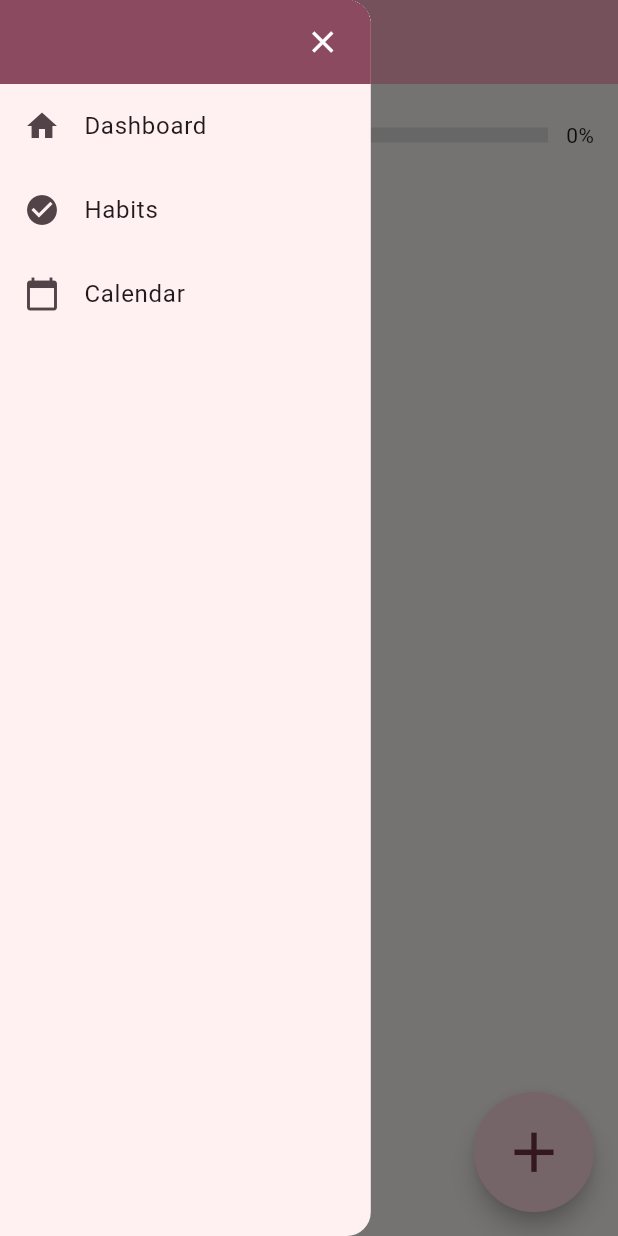
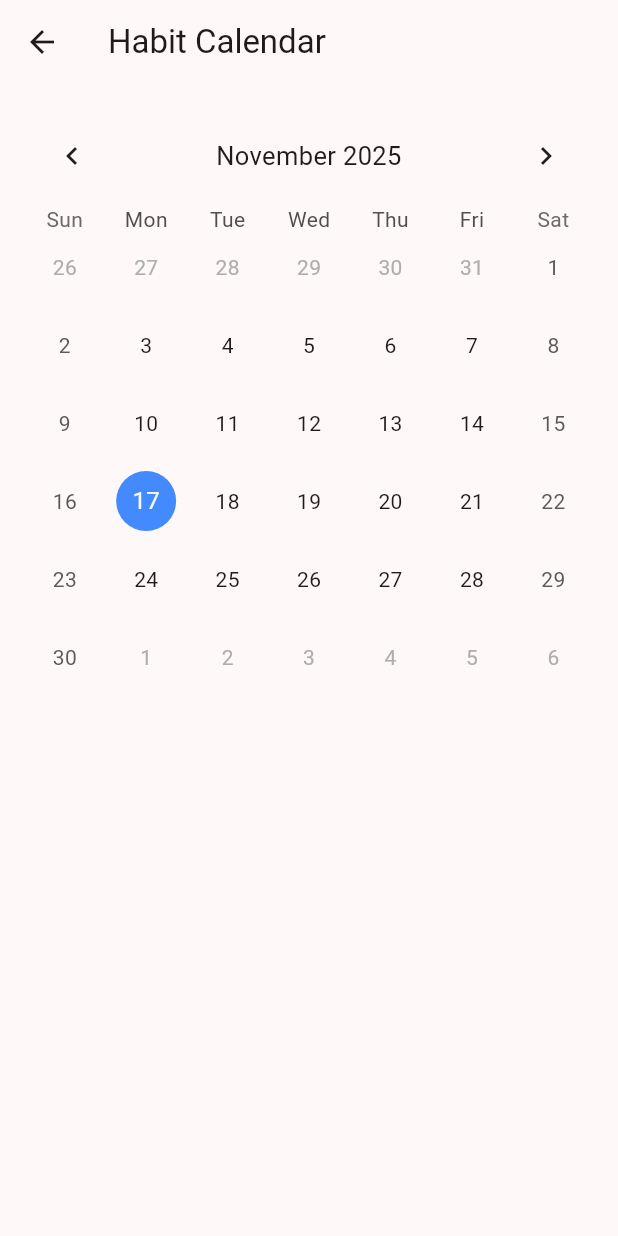
Before and after one commit to wwu-cs450/Habit-Task-Tracker, a Flutter app: the screen it shows after launch, in the side drawer, after a tap on "Calendar", on a phone screen of 412 x 824 dp. Run offline on Flutter 3.47's test engine with Material 3 defaults, Android fonts, the phone set to English and light mode, and no system bars; drawn by our look-alikes of table_calendar; missing offline and left inert: localstore.

Commit message:
added calendar interface

```diff
--- /dev/null
+++ b/habit_task_tracker/lib/calendar.dart
@@ -0,0 +1,115 @@
+import 'package:flutter/material.dart';
+import 'package:table_calendar/table_calendar.dart';
+import 'habit.dart';
+
+class CalendarPage extends StatefulWidget {
+  final List<Habit> habits;
+  const CalendarPage({super.key, required this.habits});
+
+  @override
+  State<CalendarPage> createState() => _CalendarPageState();
+}
+
+class _CalendarPageState extends State<CalendarPage> {
+  DateTime _focusedDay = DateTime.now();
+  DateTime? _selectedDay;
+
+  @override
+  Widget build(BuildContext context) {
+    return Scaffold(
+      appBar: AppBar(
+        title: const Text("Habit Calendar"),
+      ),
+      body: Padding(
+        padding: const EdgeInsets.all(16.0),
+        child: TableCalendar(
+          firstDay: DateTime.utc(2020, 1, 1),
+          lastDay: DateTime.utc(2030, 12, 31),
+          focusedDay: _focusedDay,
+          selectedDayPredicate: (day) => isSameDay(_selectedDay, day),
+          onDaySelected: (selected, focused) {
+            setState(() {
+              _selectedDay = selected;
+              _focusedDay = focused;
+            });
+
+            // Show completed habits for the selected day
+            final completed = <String>[];
+            for (var habit in widget.habits) {
+              if (habit.completedDates.any((d) => isSameDay(d, selected))) {
+                completed.add(habit.name);
+              }
+            }
+
+            if (completed.isNotEmpty) {
+              showDialog(
+                context: context,
+                builder: (_) => AlertDialog(
+                  title: const Text('Completed Habits'),
+                  content: Column(
+                    mainAxisSize: MainAxisSize.min,
+                    children: completed.map((e) => Text(e)).toList(),
+                  ),
+                  actions: [
+                    TextButton(
+                      onPressed: () => Navigator.pop(context),
+                      child: const Text('Close'),
+                    ),
+                  ],
+                ),
+              );
+            }
+          },
+
+          onPageChanged: (focusedDay) {
+            setState(() {
+            _focusedDay = focusedDay;
+          });
+          },
+
+          eventLoader: (day) {
+            final events = <String>[];
+            for (var habit in widget.habits) {
+              if (habit.completedDates.any((d) => isSameDay(d, day))) {
+                events.add(habit.name);
+              }
+            }
+            return events;
+          },
+          calendarBuilders: CalendarBuilders(
+            markerBuilder: (context, date, events) {
+              if (events.isNotEmpty) {
+                return Positioned(
+                  bottom: 4,
+                  child: Container(
+                    width: 6,
+                    height: 6,
+                    decoration: const BoxDecoration(
+                      shape: BoxShape.circle,
+                      color: Colors.green,
+                    ),
+                  ),
+                );
+              }
+              return null;
+            },
+          ),
+          headerStyle: const HeaderStyle(
+            formatButtonVisible: false,
+            titleCentered: true,
+          ),
+          calendarStyle: const CalendarStyle(
+            todayDecoration: BoxDecoration(
+              color: Colors.blueAccent,
+              shape: BoxShape.circle,
+            ),
+            selectedDecoration: BoxDecoration(
+              color: Colors.deepPurple,
+              shape: BoxShape.circle,
+            ),
+          ),
+        ),
+      ),
+    );
+  }
+}
--- a/habit_task_tracker/lib/habit.dart
+++ b/habit_task_tracker/lib/habit.dart
@@ -1,5 +1,6 @@
 import 'package:habit_task_tracker/backend.dart';
 import 'package:habit_task_tracker/log.dart';
+import 'package:table_calendar/table_calendar.dart';
 
 enum Frequency { daily, weekly, monthly, yearly, none }
 
@@ -25,6 +26,7 @@ class Habit {
   bool isRecurring;
   Frequency? frequency;
   Log log;
+  List<DateTime> completedDates;
 
   Habit({
     required String id,
@@ -34,8 +36,10 @@ class Habit {
     required this.isRecurring,
     this.frequency,
     this.description,
+     List<DateTime>? completedDates, // optional in constructor
   }) : _id = id,
-       log = createLog(id, description);
+       log = createLog(id, description),
+       completedDates = completedDates ?? [];
 
   String get gId => _id;
 
@@ -60,6 +64,7 @@ class Habit {
       'endDate': endDate.toIso8601String(),
       'isRecurring': isRecurring,
       'frequency': gFrequency.toString(),
+      'completedDates': completedDates.map((d) => d.toIso8601String()).toList(),
     };
   }
 
@@ -72,13 +77,23 @@ class Habit {
       endDate: DateTime.parse(json['endDate']),
       isRecurring: json['isRecurring'],
       frequency: frequencyMap[json['frequency']] ?? Frequency.none,
+      completedDates: (json['completedDates'] as List<dynamic>?)
+      ?.map((e) => DateTime.parse(e))
+      .toList(),
     );
   }
 
-  void complete() {
+  void complete([DateTime? day]) {
+  final d = day ?? DateTime.now();
+  if (!completedDates.any((x) => isSameDay(x, d))) {
+    completedDates.add(d);
+    }
+  }
+
+  // void complete() {
     //updateTimeStamps(DateTime.now());
   }
-}
+// }
 
 Future<void> saveHabit(Habit habit) async {
   await saveData('Habits', habit.gId, habit.toJson());
--- a/habit_task_tracker/lib/main.dart
+++ b/habit_task_tracker/lib/main.dart
@@ -2,6 +2,7 @@ import 'package:flutter/material.dart';
 import 'package:flutter/services.dart';
 import 'habit.dart';
 import 'backend.dart';
+import 'calendar.dart';
 
 // I got some help from GitHub CoPilot with this code. I also got some ideas from
 // this youtube video: https://www.youtube.com/watch?v=K4P5DZ9TRns
@@ -317,12 +318,17 @@ class _MyHomePageState extends State<MyHomePage> with TickerProviderStateMixin {
                   Navigator.pop(context);
                 },
               ),
-              // NEEDS TO BE UPDATED TO LINK TO CALENDAR PAGE
+
               ListTile(
                 leading: const Icon(Icons.calendar_today),
                 title: const Text('Calendar'),
                 onTap: () {
-                  debugPrint('Calendar tapped');
+                      debugPrint('Calendar tapped');
+                      Navigator.pop(context);
+                      Navigator.push(
+                        context,
+                        MaterialPageRoute(builder: (_) => CalendarPage(habits: _habits)),
+                  );
                 },
               ),
             ],
@@ -384,6 +390,7 @@ class _MyHomePageState extends State<MyHomePage> with TickerProviderStateMixin {
                                     // Optionally update habit internal state
                                     if (newVal) {
                                       try {
+                                        _checked[index] = true;
                                         _habits[index].complete();
                                       } catch (_) {}
                                     }
--- a/habit_task_tracker/pubspec.yaml
+++ b/habit_task_tracker/pubspec.yaml
@@ -35,6 +35,8 @@ dependencies:
   # The following adds the Cupertino Icons font to your application.
   # Use with the CupertinoIcons class for iOS style icons.
   cupertino_icons: ^1.0.8
+
+  table_calendar: ^3.0.9
 
 dev_dependencies:
   flutter_test:
```
Also changed, not shown: habit_task_tracker/pubspec.lock.
